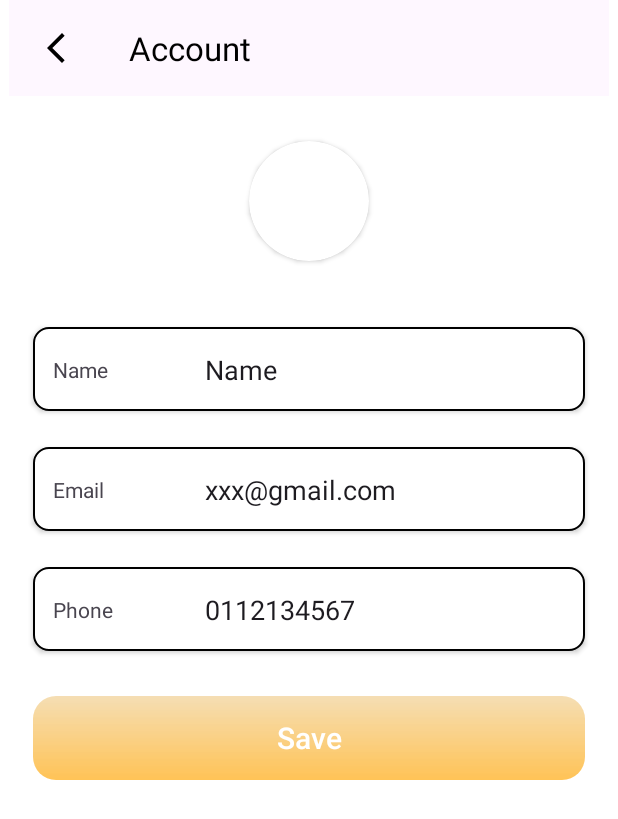
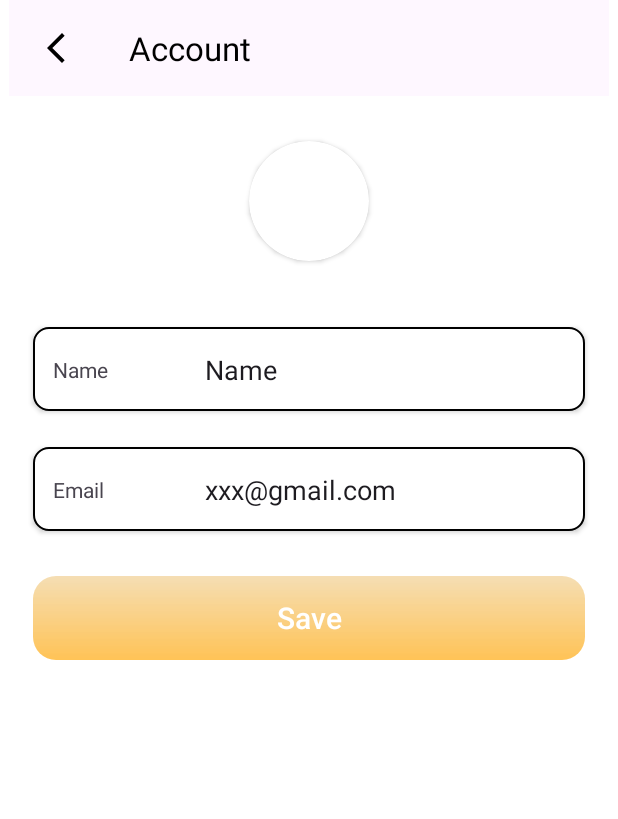
Before and after one commit to tanshuening/RORM--Customer, an Android app: the AccountActivity screen opened directly, with no data from a screen before it, on a phone screen of 412 x 824 dp. Shown: the top 819 px of the screen. Run offline under Robolectric (Android 15) with nearby library versions, the phone set to English and light mode, and no system bars; our stand-ins replace Firebase (no records; nobody signed in at launch, a user with empty details on screens opened directly); Roboto replaces fonts that are not available here.

Commit message:
Retrieve user data

```diff
--- a/app/src/main/java/com/example/rormcustomer/AccountActivity.kt
+++ b/app/src/main/java/com/example/rormcustomer/AccountActivity.kt
@@ -1,13 +1,19 @@
 package com.example.rormcustomer
 
 import android.os.Bundle
+import android.util.Log
 import android.widget.ImageView
 import androidx.appcompat.app.AppCompatActivity
 import com.example.rormcustomer.databinding.ActivityAccountBinding
+import com.google.firebase.auth.FirebaseAuth
+import com.google.firebase.database.DatabaseReference
+import com.google.firebase.database.FirebaseDatabase
 
 class AccountActivity : AppCompatActivity() {
 
     private lateinit var binding: ActivityAccountBinding
+    private lateinit var auth: FirebaseAuth
+    private lateinit var database: DatabaseReference
 
     override fun onCreate(savedInstanceState: Bundle?) {
         super.onCreate(savedInstanceState)
@@ -18,5 +24,30 @@ class AccountActivity : AppCompatActivity() {
         binding.accountAppBarLayout.findViewById<ImageView>(R.id.backButton).setOnClickListener {
             finish()
         }
+
+        auth = FirebaseAuth.getInstance()
+        database = FirebaseDatabase.getInstance().reference
+
+        fetchUserData()
+    }
+
+    private fun fetchUserData() {
+        val currentUser = auth.currentUser
+        currentUser?.let {
+            val userId = it.uid
+            database.child("users").child(userId).get().addOnSuccessListener { snapshot ->
+                if (snapshot.exists()) {
+                    val userName = snapshot.child("name").value.toString()
+                    val userEmail = snapshot.child("email").value.toString()
+
+                    binding.customerName.setText(userName)
+                    binding.customerEmail.setText(userEmail)
+                } else {
+                    Log.e("AccountActivity", "User does not exist")
+                }
+            }.addOnFailureListener { exception ->
+                Log.e("AccountActivity", "Error fetching user data", exception)
+            }
+        }
     }
 }
--- a/app/src/main/java/com/example/rormcustomer/fragment/ProfileFragment.kt
+++ b/app/src/main/java/com/example/rormcustomer/fragment/ProfileFragment.kt
@@ -1,11 +1,13 @@
 package com.example.rormcustomer.fragment
 
+import android.content.Intent
 import android.os.Bundle
 import android.util.Log
 import androidx.fragment.app.Fragment
 import android.view.LayoutInflater
 import android.view.View
 import android.view.ViewGroup
+import com.example.rormcustomer.AccountActivity
 import com.example.rormcustomer.databinding.FragmentProfileBinding
 import com.google.firebase.auth.FirebaseAuth
 import com.google.firebase.database.DatabaseReference
@@ -36,6 +38,15 @@ class ProfileFragment : Fragment() {
     override fun onViewCreated(view: View, savedInstanceState: Bundle?) {
         super.onViewCreated(view, savedInstanceState)
         fetchUserName()
+
+        val accountClickListener = View.OnClickListener {
+            val intent = Intent(activity, AccountActivity::class.java)
+            startActivity(intent)
+        }
+
+        binding.accountLayout.setOnClickListener(accountClickListener)
+        binding.accountIcon.setOnClickListener(accountClickListener)
+        binding.accountText.setOnClickListener(accountClickListener)
     }
 
     private fun fetchUserName() {
--- a/app/src/main/res/layout/activity_account.xml
+++ b/app/src/main/res/layout/activity_account.xml
@@ -142,45 +142,6 @@
             app:layout_constraintWidth_percent="0.7" />
     </androidx.constraintlayout.widget.ConstraintLayout>
 
-    <androidx.constraintlayout.widget.ConstraintLayout
-        android:layout_width="match_parent"
-        android:layout_height="56dp"
-        android:layout_marginStart="16dp"
-        android:layout_marginLeft="10dp"
-        android:layout_marginTop="24dp"
-        android:layout_marginEnd="16dp"
-        android:layout_marginRight="10dp"
-        android:background="@drawable/white_button"
-        android:elevation="2dp"
-        android:gravity="center_vertical">
-
-        <TextView
-            android:id="@+id/customerPhoneText"
-            android:layout_width="0dp"
-            android:layout_height="wrap_content"
-            android:layout_marginStart="8dp"
-            android:text="Phone"
-            android:paddingStart="5dp"
-            app:layout_constraintBottom_toBottomOf="parent"
-            app:layout_constraintStart_toStartOf="parent"
-            app:layout_constraintTop_toTopOf="parent"
-            app:layout_constraintWidth_percent="0.3" />
-
-        <EditText
-            android:id="@+id/customerPhone"
-            android:layout_width="0dp"
-            android:layout_height="wrap_content"
-            android:background="@android:color/transparent"
-            android:ems="10"
-            android:inputType="phone"
-            android:text="0112134567"
-            app:layout_constraintStart_toEndOf="@id/customerPhoneText"
-            app:layout_constraintTop_toTopOf="parent"
-            app:layout_constraintBottom_toBottomOf="parent"
-            app:layout_constraintEnd_toEndOf="parent"
-            app:layout_constraintWidth_percent="0.7" />
-    </androidx.constraintlayout.widget.ConstraintLayout>
-
     <androidx.appcompat.widget.AppCompatButton
         android:layout_width="match_parent"
         android:layout_height="56dp"
```
